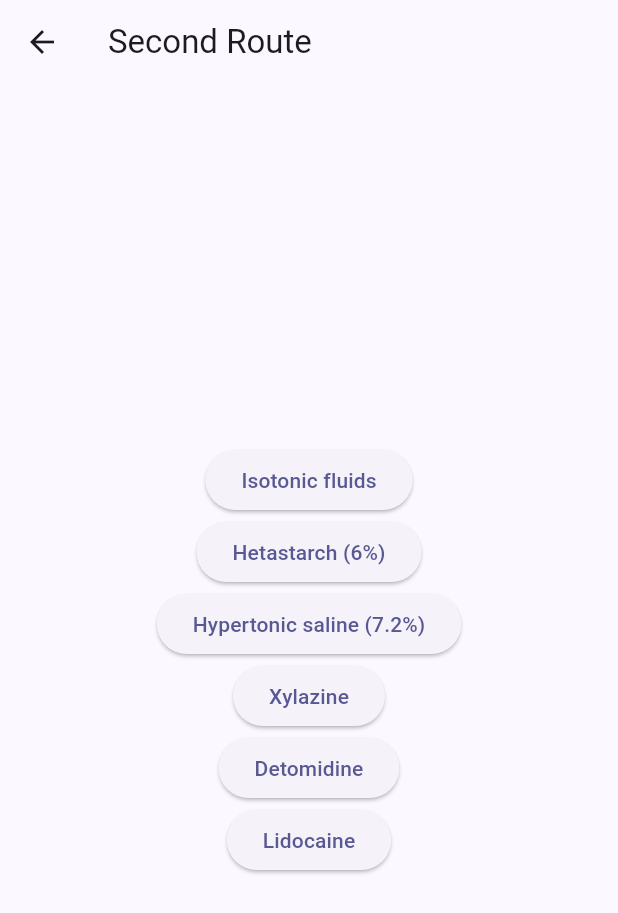
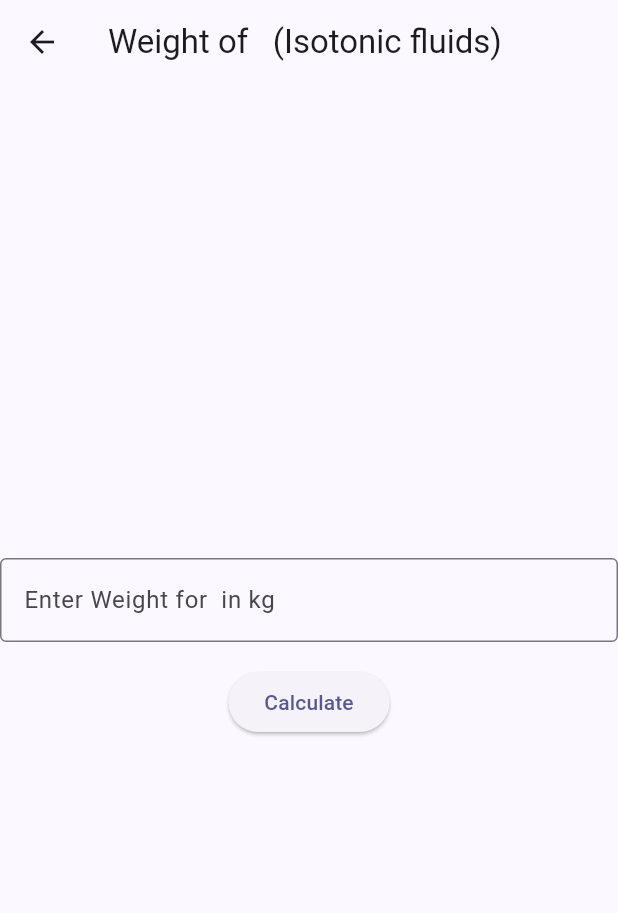
Before and after one commit to JoshyOWashy/Veterinary-Calculator-App, a Flutter app: the SecondRoute screen opened directly, after a tap on "Isotonic fluids", on a phone screen of 412 x 824 dp. Shown: the top 913 px of the screen. Run offline on Flutter 3.47's test engine with Material 2 defaults, Android fonts, the phone set to English and light mode, and no system bars.

Commit message:
added weight page (#6)
* added weight page

* added Drug name to calculation page

---------

Co-authored-by: NawafAlOthman <72106212+NawafAlOthman@users.noreply.github.com>

```diff
--- a/vet_calc_app/lib/main.dart
+++ b/vet_calc_app/lib/main.dart
@@ -1,4 +1,5 @@
 import 'package:flutter/material.dart';
+import 'package:flutter/services.dart';
 import 'package:provider/provider.dart';
 import 'animals.dart';
 import 'cattleDrugs.dart';
@@ -63,10 +64,23 @@ class MyAppState extends ChangeNotifier {
   // if it's not static, then I can't call it
   // not sure why, didn't really look into static enough to figure out
   var curAnimal = "";
+  var curDrug = "";
+  var curWeight = 0.0;
+
   void chooseAnimal(Animal animal) {
     curAnimal = animalToString(animal);
     notifyListeners();
     // TODO: go to drug screen
+  }
+
+  void chooseDrug(String drug) {
+    curDrug = drug;
+    notifyListeners();
+  }
+
+  void chooseWeight(String drug) {
+    curWeight = double.parse(drug);
+    notifyListeners();
   }
 }
 
@@ -142,7 +156,7 @@ class GeneratorPage extends StatelessWidget {
   Widget build(BuildContext context) {
     var appState = context.watch<MyAppState>();
 
-    debugPrint(appState.curAnimal);
+    // debugPrint(appState.curAnimal);
     return Center(
       child: Column(
         mainAxisAlignment: MainAxisAlignment.center,
@@ -314,14 +328,14 @@ class SettingsPage extends StatelessWidget {
   }
 }
 
-// TODO:
+// TODO: Drug Page
 class DrugPage extends StatelessWidget {
   const DrugPage({super.key});
 
   @override
   Widget build(BuildContext context) {
     var appState = context.watch<MyAppState>();
-    debugPrint(appState.curAnimal);
+    // debugPrint(appState.curAnimal);
 
     var animal = appState.curAnimal;
 
@@ -351,21 +365,40 @@ class DrugPage extends StatelessWidget {
   }
 }
 
+//Temp Drug Page
+//merge this with DrugPage when we have database setup
 class SecondRoute extends StatelessWidget {
   const SecondRoute({super.key});
 
-  List<ElevatedButton> getCattleDrugs() {
+  // List<ElevatedButton> getCattleDrugs() {
+  //   List<ElevatedButton> drugList = [];
+  //   for (var drug in cattleDrugList) {
+  //     var newItem = ElevatedButton(onPressed: () {}, child: Text(drug));
+  //     drugList.add(newItem);
+  //   }
+
+  //   return drugList;
+  // }
+
+  @override
+  Widget build(BuildContext context) {
+    var appState = context.watch<MyAppState>();
+    var animal = appState.curAnimal;
+
     List<ElevatedButton> drugList = [];
     for (var drug in cattleDrugList) {
-      var newItem = ElevatedButton(onPressed: () {}, child: Text(drug));
+      var newItem = ElevatedButton(
+          onPressed: () {
+            appState.chooseDrug(drug);
+            Navigator.push(
+              context,
+              MaterialPageRoute(builder: (context) => const WeightForm()),
+            );
+          },
+          child: Text(drug));
       drugList.add(newItem);
     }
 
-    return drugList;
-  }
-
-  @override
-  Widget build(BuildContext context) {
     return Scaffold(
         appBar: AppBar(
           title: const Text('Second Route'),
@@ -373,6 +406,83 @@ class SecondRoute extends StatelessWidget {
         body: Center(
             child: Column(
                 mainAxisAlignment: MainAxisAlignment.center,
-                children: getCattleDrugs())));
+                children: drugList)));
   }
 }
+
+class WeightForm extends StatefulWidget {
+  const WeightForm({super.key});
+
+  @override
+  WeightFormState createState() {
+    return WeightFormState();
+  }
+}
+
+// Weight Page
+// TODO: show error when input is empty
+class WeightFormState extends State<WeightForm> {
+  final _formKey = GlobalKey<FormState>();
+
+  @override
+  Widget build(BuildContext context) {
+    var appState = context.watch<MyAppState>();
+
+    var animal = appState.curAnimal;
+    var drug = appState.curDrug;
+
+    final textController = TextEditingController();
+
+    return Scaffold(
+        appBar: AppBar(
+          title: Text('Weight of $animal  ($drug)'),
+        ),
+        body: Form(
+          key: _formKey,
+          child: Center(
+              //add some padding
+              child: Column(
+                  mainAxisAlignment: MainAxisAlignment.center,
+                  children: [
+                TextFormField(
+                  controller: textController,
+                  keyboardType: TextInputType.number,
+                  inputFormatters: <TextInputFormatter>[
+                    FilteringTextInputFormatter.allow(RegExp(r'(^\d*\.?\d*)'))
+                  ],
+                  decoration: InputDecoration(
+                    border: OutlineInputBorder(),
+                    hintText: 'Enter Weight for $animal in kg',
+                  ),
+                  validator: (value) {
+                    if (value == null || value.isEmpty) {
+                      return 'Please enter a weight';
+                    }
+                    return null;
+                  },
+                ),
+                Padding(
+                  padding: const EdgeInsets.symmetric(vertical: 16.0),
+                  child: ElevatedButton(
+                      onPressed: () {
+                        if (_formKey.currentState!.validate()) {
+                          appState.chooseWeight(textController.text);
+                          debugPrint(
+                              "Weight ${textController.text} in WeightPage");
+                          debugPrint("Animal $animal in WeightPage");
+                          debugPrint("Drug $drug in WeightPage");
+                          ScaffoldMessenger.of(context).showSnackBar(
+                            const SnackBar(content: Text('yay')),
+                          );
+                          // Navigator.push(
+                          //   context,
+                          //   MaterialPageRoute(builder: (context) => const DosagePage()),
+                          // );
+                        }
+                      },
+                      child: const Text("Calculate")),
+                )
+              ])),
+        ));
+  }
+}
```
